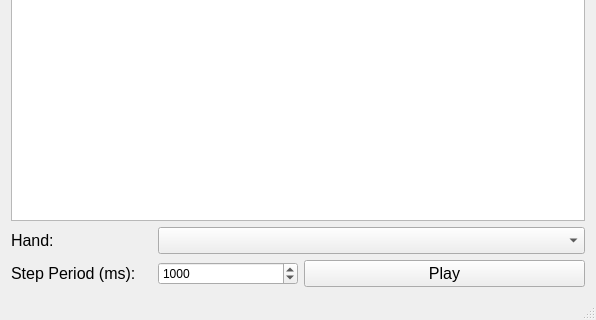
Before: the Qt Designer form forms/mainwindow.ui in Aightech/lslpub_handChoregraph, drawn with Qt 5; both pictures show x 0 to 596 and y 209 to 529 of the 596 by 529 pixel window.
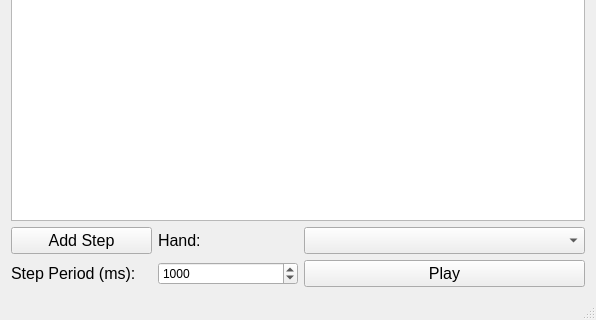
After: the same form once the commit is applied.

What changed in the file:
```diff
--- a/forms/mainwindow.ui
+++ b/forms/mainwindow.ui
@@ -69,18 +69,6 @@
       </property>
      </widget>
     </item>
-    <item row="3" column="0">
-     <widget class="QLabel" name="label_4">
-      <property name="font">
-       <font>
-        <pointsize>12</pointsize>
-       </font>
-      </property>
-      <property name="text">
-       <string>Hand:</string>
-      </property>
-     </widget>
-    </item>
     <item row="1" column="0" colspan="2">
      <widget class="QPushButton" name="pushButton_open">
       <property name="font">
@@ -93,15 +81,6 @@
       </property>
      </widget>
     </item>
-    <item row="3" column="1" colspan="3">
-     <widget class="QComboBox" name="comboBox">
-      <property name="font">
-       <font>
-        <pointsize>12</pointsize>
-       </font>
-      </property>
-     </widget>
-    </item>
     <item row="4" column="2" colspan="2">
      <widget class="QPushButton" name="pushButton_play">
       <property name="font">
@@ -127,6 +106,39 @@
       </property>
      </widget>
     </item>
+    <item row="3" column="2" colspan="2">
+     <widget class="QComboBox" name="comboBox">
+      <property name="font">
+       <font>
+        <pointsize>12</pointsize>
+       </font>
+      </property>
+     </widget>
+    </item>
+    <item row="3" column="1">
+     <widget class="QLabel" name="label_4">
+      <property name="font">
+       <font>
+        <pointsize>12</pointsize>
+       </font>
+      </property>
+      <property name="text">
+       <string>Hand:</string>
+      </property>
+     </widget>
+    </item>
+    <item row="3" column="0">
+     <widget class="QPushButton" name="pushButton_addStep">
+      <property name="font">
+       <font>
+        <pointsize>12</pointsize>
+       </font>
+      </property>
+      <property name="text">
+       <string>Add Step</string>
+      </property>
+     </widget>
+    </item>
    </layout>
   </widget>
   <widget class="QMenuBar" name="menuBar">
```
